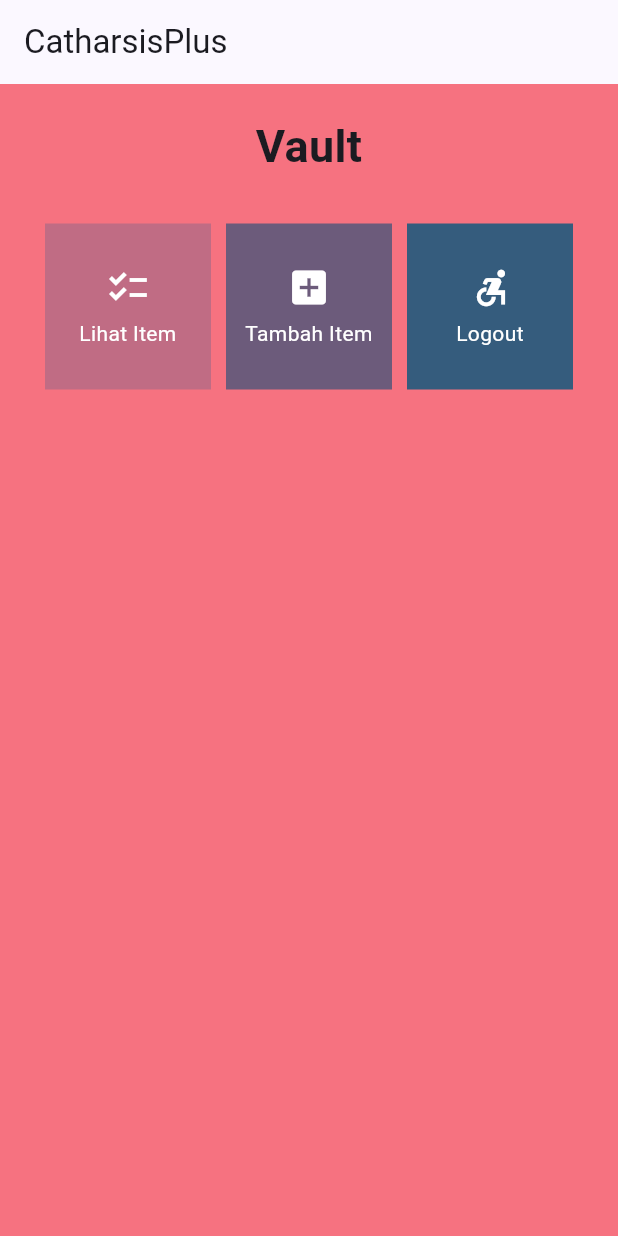
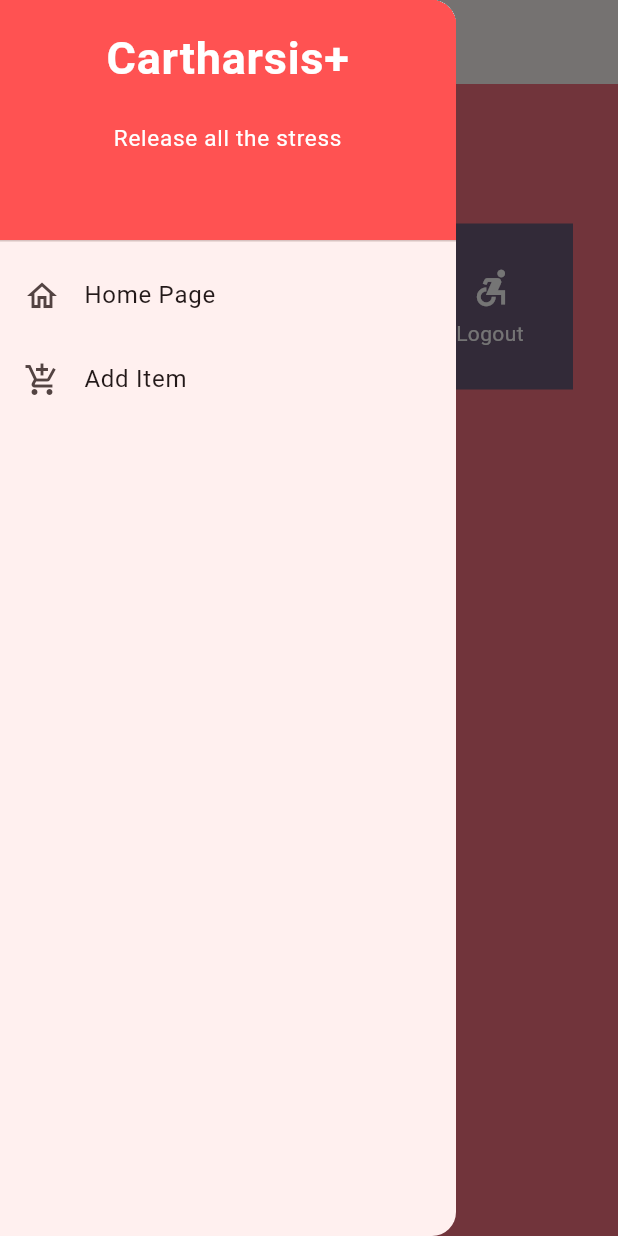
Before and after one commit to Hilmy224/InventoryTask-Mobile, a Flutter app: the screen it shows after launch, with the side drawer open (before the commit the screen has no drawer), on a phone screen of 412 x 824 dp. Run offline on Flutter 3.47's test engine with Material 2 defaults, Android fonts, the phone set to English and light mode, and no system bars.

Commit message:
Finished Assignment 8

```diff
--- a/lib/main.dart
+++ b/lib/main.dart
@@ -1,5 +1,5 @@
 import 'package:flutter/material.dart';
-import 'package:catharsis_plus/menu.dart';
+import 'package:catharsis_plus/screens/menu.dart';
 
 void main() {
   runApp(const MyApp());
@@ -29,7 +29,7 @@
         //
         // This works for code too, not just values: Most code changes can be
         // tested with just a hot reload.
-        colorScheme: ColorScheme.fromSeed(seedColor: Colors.indigo),
+        colorScheme: ColorScheme.fromSeed(seedColor: Colors.redAccent),
         useMaterial3: true,
       ),
       home: MyHomePage(),
--- a/lib/menu.dart
+++ b/lib/screens/menu.dart
@@ -1,4 +1,6 @@
 import 'package:flutter/material.dart';
+import 'package:catharsis_plus/widgets/left_drawer.dart';
+import 'package:catharsis_plus/widgets/shop_card.dart';
 
 class MyHomePage extends StatelessWidget {
   MyHomePage({Key? key}) : super(key: key);
@@ -26,7 +28,7 @@
           'CatharsisPlus',
         ),
       ),
-      backgroundColor: Color(0xFFF67280),
+      backgroundColor: const Color(0xFFF67280),
       body: SingleChildScrollView(
         // Widget wrapper yang dapat discroll
         child: Padding(
@@ -38,7 +40,7 @@
                 padding: EdgeInsets.only(top: 10.0, bottom: 10.0),
                 // Widget Text untuk menampilkan tulisan dengan alignment center dan style yang sesuai
                 child: Text(
-                  'Vault',
+                  'Vault', // Text yang menandakan toko
                   textAlign: TextAlign.center,
                   style: TextStyle(
                     fontSize: 30,
@@ -64,64 +66,8 @@
           ),
         ),
       ),
+      // Add drawer as parameter of the Scaffold widget
+    drawer: const LeftDrawer(),
     );
   }
 }
-
-class StoreItem {
-  final String name;
-  final IconData icon;
-  final Color color;
-
-  StoreItem(this.name, this.icon, this.color);
-
-  //Change the colour
-  static final StoreItem lihatItem = StoreItem("Lihat Item", Icons.checklist, Color(0xFFC06C84));
-  static final StoreItem tambahItem = StoreItem("Tambah Item", Icons.add_box, Color(0xFF6C5B7B));
-  static final StoreItem logout = StoreItem("Logout", Icons.accessible_forward_sharp, Color(0xFF355C7D));
-}
-
-class ShopCard extends StatelessWidget {
-  final StoreItem item;
-
-  const ShopCard(this.item, {super.key}); // Constructor
-
-  @override
-  Widget build(BuildContext context) {
-    return Material(
-      color: item.color,
-      child: InkWell(
-        // Area responsive terhadap sentuhan
-        onTap: () {
-          // Memunculkan SnackBar ketika diklik
-          ScaffoldMessenger.of(context)
-            ..hideCurrentSnackBar()
-            ..showSnackBar(SnackBar(
-                content: Text("Kamu telah menekan tombol ${item.name}!")));
-        },
-        child: Container(
-          // Container untuk menyimpan Icon dan Text
-          padding: const EdgeInsets.all(8),
-          child: Center(
-            child: Column(
-              mainAxisAlignment: MainAxisAlignment.center,
-              children: [
-                Icon(
-                  item.icon,
-                  color: Colors.white,
-                  size: 30.0,
-                ),
-                const Padding(padding: EdgeInsets.all(3)),
-                Text(
-                  item.name,
-                  textAlign: TextAlign.center,
-                  style: const TextStyle(color: Colors.white),
-                ),
-              ],
-            ),
-          ),
-        ),
-      ),
-    );
-  }
-}
--- /dev/null
+++ b/lib/widgets/left_drawer.dart
@@ -0,0 +1,68 @@
+import 'package:flutter/material.dart';
+import 'package:catharsis_plus/screens/menu.dart';
+import 'package:catharsis_plus/screens/shoplist_form.dart';
+class LeftDrawer extends StatelessWidget {
+  const LeftDrawer({super.key});
+
+  @override
+  Widget build(BuildContext context) {
+    return Drawer(
+      child: ListView(
+        children: [
+          const DrawerHeader(
+  decoration: BoxDecoration(
+    color: Colors.redAccent,
+  ),
+  child: Column(
+    children: [
+      Text(
+        'Cartharsis+',
+        textAlign: TextAlign.center,
+        style: TextStyle(
+          fontSize: 30,
+          fontWeight: FontWeight.bold,
+          color: Colors.white,
+        ),
+      ),
+      Padding(padding: EdgeInsets.all(10)),
+      Text(
+            "Release all the stress",
+            textAlign: TextAlign.center,
+            style: TextStyle(
+              fontSize: 15,
+              color: Colors.white,
+              fontWeight: FontWeight.normal,
+            ),
+            ),
+    ],
+  ),
+),
+          ListTile(
+            leading: const Icon(Icons.home_outlined),
+            title: const Text('Home Page'),
+            // redirect to MyHomePage
+            onTap: () {
+              Navigator.pushReplacement(
+                  context,
+                  MaterialPageRoute(
+                    builder: (context) => MyHomePage(),
+                  ));
+            },
+          ),
+          ListTile(
+            leading: const Icon(Icons.add_shopping_cart),
+            title: const Text('Add Item'),
+            // redirect to ShopFormPage
+            onTap: () {
+              Navigator.push(
+                  context,
+                  MaterialPageRoute(
+                    builder: (context) => ShopFormPage(),
+                  ));
+            },
+          ),
+        ],
+      ),
+    );
+  }
+}
--- /dev/null
+++ b/lib/widgets/shop_card.dart
@@ -0,0 +1,69 @@
+import 'package:flutter/material.dart';
+import 'package:catharsis_plus/screens/shoplist_form.dart';
+
+class StoreItem {
+  final String name;
+  final IconData icon;
+  final Color color;
+
+  StoreItem(this.name, this.icon, this.color);
+
+  //Change the colour
+  //0xFFC06C84,0xFF6C5B7B,0xFF355C7D
+  static final StoreItem lihatItem = StoreItem("Lihat Item", Icons.checklist,  Color(0xFF6C5B7B));
+  static final StoreItem tambahItem = StoreItem("Tambah Item", Icons.add_box,  Color(0xFF6C5B7B));
+  static final StoreItem logout = StoreItem("Logout", Icons.accessible_forward_sharp,  Color(0xFF6C5B7B));
+}
+
+class ShopCard extends StatelessWidget {
+  final StoreItem item;
+
+  const ShopCard(this.item, {super.key}); // Constructor
+
+  @override
+  Widget build(BuildContext context) {
+    return Material(
+      color: item.color,
+      child: InkWell(
+        // Area responsive terhadap sentuhan
+        onTap: () {
+          // Memunculkan SnackBar ketika diklik
+          ScaffoldMessenger.of(context)
+            ..hideCurrentSnackBar()
+            ..showSnackBar(SnackBar(
+                content: Text("Kamu telah menekan tombol ${item.name}!")));
+          // Navigate to the appropriate route (depending on the button type)
+          if (item.name == "Tambah Item") {
+            Navigator.push(
+                  context,
+                  MaterialPageRoute(
+                    builder: (context) => ShopFormPage(),
+                  ));
+          }
+        },
+        child: Container(
+          // Container untuk menyimpan Icon dan Text
+          padding: const EdgeInsets.all(8),
+          child: Center(
+            child: Column(
+              mainAxisAlignment: MainAxisAlignment.center,
+              children: [
+                Icon(
+                  item.icon,
+                  color: Colors.white,
+                  size: 30.0,
+                ),
+                const Padding(padding: EdgeInsets.all(3)),
+                Text(
+                  item.name,
+                  textAlign: TextAlign.center,
+                  style: const TextStyle(color: Colors.white),
+                ),
+              ],
+            ),
+          ),
+        ),
+      ),
+    );
+  }
+}
```
Also changed, not shown: lib/screens/shoplist_form.dart (added, +164 -0 lines).
